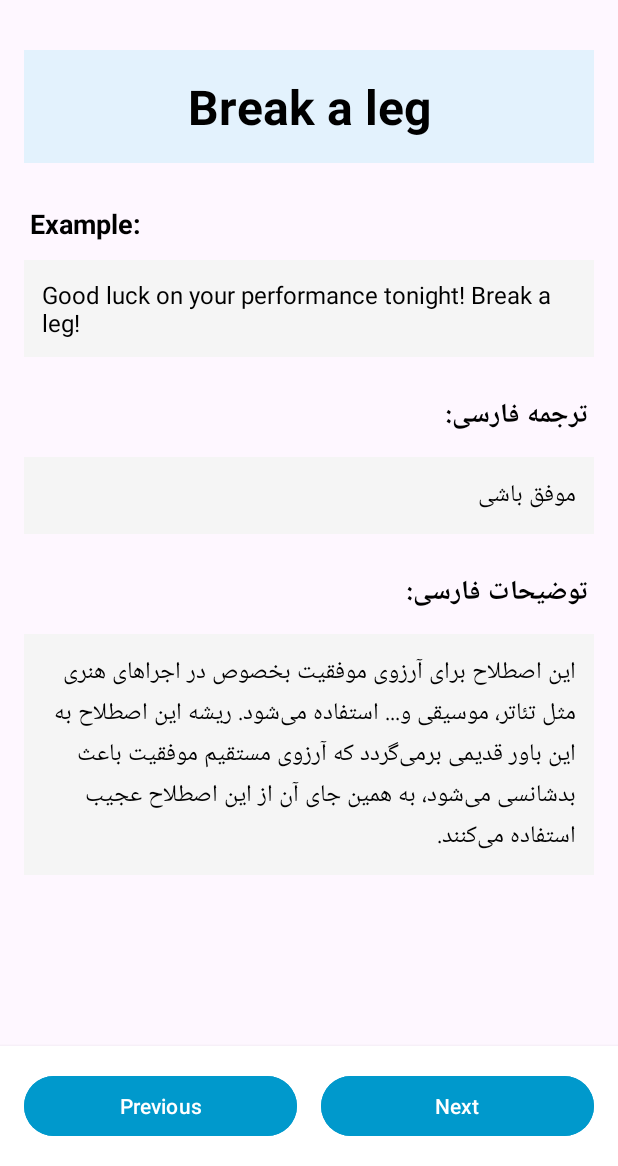
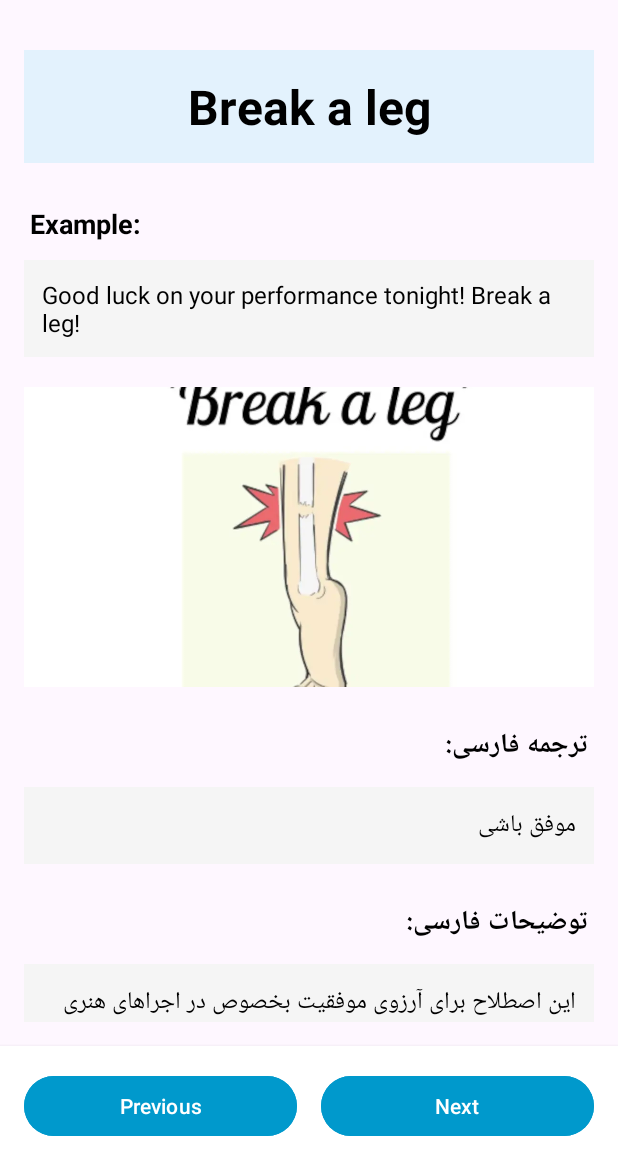
Before and after one commit to mhsenpc/english_idioms_android, an Android app: the screen it shows after launch (MainActivity), on a phone screen of 412 x 824 dp, the part 70-1236 px from its top. Run offline under Robolectric (Android 15) with nearby library versions, the phone set to English and light mode, and no system bars.

Commit message:
load image

```diff
--- a/app/src/main/java/sibpardazan/gharb/englishidioms/Idiom.java
+++ b/app/src/main/java/sibpardazan/gharb/englishidioms/Idiom.java
@@ -9,13 +9,19 @@ public class Idiom implements Serializable {
     private String persianTranslation;
     private String persianDescription;
     private boolean isBookmarked;
+    private String imageName;
 
     public Idiom(int id, String englishPhrase, String example, String persianTranslation, String persianDescription) {
+        this(id, englishPhrase, example, persianTranslation, persianDescription, null);
+    }
+
+    public Idiom(int id, String englishPhrase, String example, String persianTranslation, String persianDescription, String imageName) {
         this.id = id;
         this.englishPhrase = englishPhrase;
         this.example = example;
         this.persianTranslation = persianTranslation;
         this.persianDescription = persianDescription;
+        this.imageName = imageName;
         this.isBookmarked = false;
     }
 
@@ -67,6 +73,14 @@ public class Idiom implements Serializable {
         isBookmarked = bookmarked;
     }
 
+    public String getImageName() {
+        return imageName;
+    }
+
+    public void setImageName(String imageName) {
+        this.imageName = imageName;
+    }
+
     @Override
     public String toString() {
         return englishPhrase;
--- a/app/src/main/java/sibpardazan/gharb/englishidioms/IdiomData.java
+++ b/app/src/main/java/sibpardazan/gharb/englishidioms/IdiomData.java
@@ -50,91 +50,106 @@ public class IdiomData {
             "Break a leg",
             "Good luck on your performance tonight! Break a leg!",
             "موفق باشی",
-            "این اصطلاح برای آرزوی موفقیت بخصوص در اجراهای هنری مثل تئاتر، موسیقی و... استفاده می‌شود. ریشه این اصطلاح به این باور قدیمی برمی‌گردد که آرزوی مستقیم موفقیت باعث بدشانسی می‌شود، به همین جای آن از این اصطلاح عجیب استفاده می‌کنند."));
+            "این اصطلاح برای آرزوی موفقیت بخصوص در اجراهای هنری مثل تئاتر، موسیقی و... استفاده می‌شود. ریشه این اصطلاح به این باور قدیمی برمی‌گردد که آرزوی مستقیم موفقیت باعث بدشانسی می‌شود، به همین جای آن از این اصطلاح عجیب استفاده می‌کنند.",
+            "break_a_leg"));
 
         idioms.add(new Idiom(2,
             "Hit the nail on the head",
             "You hit the nail on the head with that analysis.",
             "دقیقاً اشاره کردی",
-            "وقتی کسی دقیقاً نکته اصلی را بیان می‌کند یا مشکل را به درستی تشخیص می‌دهد، از این اصطلاح استفاده می‌شود. مثل کسی که چکش را دقیقاً روی سر میخ می‌زند."));
+            "وقتی کسی دقیقاً نکته اصلی را بیان می‌کند یا مشکل را به درستی تشخیص می‌دهد، از این اصطلاح استفاده می‌شود. مثل کسی که چکش را دقیقاً روی سر میخ می‌زند.",
+            "hit_the_nail"));
 
         idioms.add(new Idiom(3,
             "Piece of cake",
             "The exam was a piece of cake.",
             "خیلی راحت بود",
-            "وقتی کاری بسیار آسان و ساده باشد، از این اصطلاح استفاده می‌شود. مانند خوردن یک تکه کیک که نیازی به تلاش ندارد."));
+            "وقتی کاری بسیار آسان و ساده باشد، از این اصطلاح استفاده می‌شود. مانند خوردن یک تکه کیک که نیازی به تلاش ندارد.",
+            "piece_of_cake"));
 
         idioms.add(new Idiom(4,
             "Spill the beans",
             "Come on, spill the beans about what happened.",
             "راز را فاش کن",
-            "وقتی کسی اطلاعات محرمانه یا رازی را که نباید می‌گفت، فاش می‌کند. مانند ریختن لوبیاها از کیسه که دیگر قابل جمع کردن نیستند."));
+            "وقتی کسی اطلاعات محرمانه یا رازی را که نباید می‌گفت، فاش می‌کند. مانند ریختن لوبیاها از کیسه که دیگر قابل جمع کردن نیستند.",
+            "spill_beans"));
 
         idioms.add(new Idiom(5,
             "Burn the midnight oil",
             "I had to burn the midnight oil to finish the project.",
             "شب زنده داری کردم",
-            "وقتی کسی تا دیروقت شب بیدار می‌ماند تا کار یا تحصیل کند. در قدیم با روغن نباتی (نفت) کار می‌کردند و شب زنده داری معادل سوزاندن روغن نیمه‌شب بود."));
+            "وقتی کسی تا دیروقت شب بیدار می‌ماند تا کار یا تحصیل کند. در قدیم با روغن نباتی (نفت) کار می‌کردند و شب زنده داری معادل سوزاندن روغن نیمه‌شب بود.",
+            "midnight_oil"));
 
         idioms.add(new Idiom(6,
             "Under the weather",
             "I'm feeling under the weather today.",
             "حالم خوب نیست",
-            "وقتی کسی احساس بیماری یا ناخوشی می‌کند. این اصطلاح به معنای بیماری خفیف است و معمولاً برای بیماری‌های جدی استفاده نمی‌شود."));
+            "وقتی کسی احساس بیماری یا ناخوشی می‌کند. این اصطلاح به معنای بیماری خفیف است و معمولاً برای بیماری‌های جدی استفاده نمی‌شود.",
+            "under_weather"));
 
         idioms.add(new Idiom(7,
             "Once in a blue moon",
             "I only see my cousins once in a blue moon.",
             "به ندرت",
-            "وقتی اتفاقی خیلی به ندرت رخ می‌دهد. ماه آبی یک پدیده نادر نجومی است که تقریباً هر سه سال یک‌بار اتفاق می‌افتد."));
+            "وقتی اتفاقی خیلی به ندرت رخ می‌دهد. ماه آبی یک پدیده نادر نجومی است که تقریباً هر سه سال یک‌بار اتفاق می‌افتد.",
+            "blue_moon"));
 
         idioms.add(new Idiom(8,
             "Costs an arm and a leg",
             "That new sports car costs an arm and a leg.",
             "خیلی گران است",
-            "وقتی چیزی قیمت بسیار بالایی دارد. این اصطلاح برای تاکید بر گران بودن extreme استفاده می‌شود."));
+            "وقتی چیزی قیمت بسیار بالایی دارد. این اصطلاح برای تاکید بر گران بودن extreme استفاده می‌شود.",
+            "arm_leg"));
 
         idioms.add(new Idiom(9,
             "A blessing in disguise",
             "Losing that job was a blessing in disguise.",
             "مصلحت در بی‌مصلحتی",
-            "وقتی اتفاقی در ابتدا بد به نظر می‌رسد اما در نهایت منجر به نتیجه خوبی می‌شود."));
+            "وقتی اتفاقی در ابتدا بد به نظر می‌رسد اما در نهایت منجر به نتیجه خوبی می‌شود.",
+            "blessing_disguise"));
 
         idioms.add(new Idiom(10,
             "The ball is in your court",
             "I've done all I can. The ball is in your court now.",
             "نوبت توست",
-            "وقتی تصمیم‌گیری یا اقدام بعدی به شخص دیگری مربوط است. این اصطلاح از بازی تنیس گرفته شده است."));
+            "وقتی تصمیم‌گیری یا اقدام بعدی به شخص دیگری مربوط است. این اصطلاح از بازی تنیس گرفته شده است.",
+            "ball_court"));
 
         idioms.add(new Idiom(11,
             "Break the ice",
             "He told a joke to break the ice.",
             "یخ جلسه را آب کردن",
-            "وقتی در یک موقعیت اجتماعی جدید، کاری می‌کنید تا فضا صمیمی‌تر و راحت‌تر شود."));
+            "وقتی در یک موقعیت اجتماعی جدید، کاری می‌کنید تا فضا صمیمی‌تر و راحت‌تر شود.",
+            "break_ice"));
 
         idioms.add(new Idiom(12,
             "Call it a day",
             "We've been working for 10 hours. Let's call it a day.",
             "کار را تمام کنیم",
-            "وقتی تصمیم می‌گیرید برای آن روز کار را متوقف کرده و به خانه بروید."));
+            "وقتی تصمیم می‌گیرید برای آن روز کار را متوقف کرده و به خانه بروید.",
+            "call_day"));
 
         idioms.add(new Idiom(13,
             "Cut corners",
             "Don't cut corners on safety procedures.",
             "کوتاهی کردن",
-            "وقتی برای صرفه‌جویی در وقت یا پول، کیفیت کار را پایین می‌آورید."));
+            "وقتی برای صرفه‌جویی در وقت یا پول، کیفیت کار را پایین می‌آورید.",
+            "cut_corners"));
 
         idioms.add(new Idiom(14,
             "Get out of hand",
             "The party got out of hand.",
             "از کنترل خارج شدن",
-            "وقتی موقعیتی کنترل‌ناپذیر می‌شود و از برنامه خارج پیش می‌رود."));
+            "وقتی موقعیتی کنترل‌ناپذیر می‌شود و از برنامه خارج پیش می‌رود.",
+            "out_hand"));
 
         idioms.add(new Idiom(15,
             "Make a long story short",
             "To make a long story short, we missed the flight.",
             "خلاصه بگویم",
-            "وقتی می‌خواهید داستان طولانی را به صورت خلاصه و سریع تعریف کنید."));
+            "وقتی می‌خواهید داستان طولانی را به صورت خلاصه و سریع تعریف کنید.",
+            "long_story_short"));
 
         // Restore bookmarked state for each idiom
         Set<Integer> bookmarkedIds = getBookmarkedIdiomIds();
--- a/app/src/main/java/sibpardazan/gharb/englishidioms/IdiomPagerAdapter.java
+++ b/app/src/main/java/sibpardazan/gharb/englishidioms/IdiomPagerAdapter.java
@@ -4,6 +4,7 @@ import android.content.Context;
 import android.view.LayoutInflater;
 import android.view.View;
 import android.view.ViewGroup;
+import android.widget.ImageView;
 import android.widget.TextView;
 import androidx.annotation.NonNull;
 import androidx.recyclerview.widget.RecyclerView;
@@ -34,6 +35,40 @@ public class IdiomPagerAdapter extends RecyclerView.Adapter<IdiomPagerAdapter.Id
         holder.tvExample.setText(currentIdiom.getExample());
         holder.tvPersianTranslation.setText(currentIdiom.getPersianTranslation());
         holder.tvPersianDescription.setText(currentIdiom.getPersianDescription());
+
+        // Load image with error handling
+        loadImage(holder.ivIdiomImage, currentIdiom.getImageName());
+    }
+
+    private void loadImage(ImageView imageView, String imageName) {
+        if (imageName == null || imageName.trim().isEmpty()) {
+            // Hide image view if no image name provided
+            imageView.setVisibility(View.GONE);
+            return;
+        }
+
+        imageView.setVisibility(View.VISIBLE);
+
+        try {
+            // Get resource ID for the image name
+            int resourceId = context.getResources().getIdentifier(
+                imageName,
+                "drawable",
+                context.getPackageName()
+            );
+
+            if (resourceId != 0) {
+                // Resource found, load the image
+                imageView.setImageResource(resourceId);
+                imageView.setBackgroundColor(0x00000000); // Transparent background
+            } else {
+                // Resource not found, hide the image view
+                imageView.setVisibility(View.GONE);
+            }
+        } catch (Exception e) {
+            // Any error loading image, hide the image view
+            imageView.setVisibility(View.GONE);
+        }
     }
 
     @Override
@@ -50,6 +85,7 @@ public class IdiomPagerAdapter extends RecyclerView.Adapter<IdiomPagerAdapter.Id
         TextView tvExample;
         TextView tvPersianTranslation;
         TextView tvPersianDescription;
+        ImageView ivIdiomImage;
 
         public IdiomViewHolder(@NonNull View itemView) {
             super(itemView);
@@ -57,6 +93,7 @@ public class IdiomPagerAdapter extends RecyclerView.Adapter<IdiomPagerAdapter.Id
             tvExample = itemView.findViewById(R.id.tvExample);
             tvPersianTranslation = itemView.findViewById(R.id.tvPersianTranslation);
             tvPersianDescription = itemView.findViewById(R.id.tvPersianDescription);
+            ivIdiomImage = itemView.findViewById(R.id.ivIdiomImage);
         }
     }
 }
--- a/app/src/main/res/layout/item_idiom_pager.xml
+++ b/app/src/main/res/layout/item_idiom_pager.xml
@@ -45,6 +45,16 @@
             android:background="#F5F5F5"
             android:layout_marginBottom="20dp"
             tools:text="Good luck on your performance tonight! Break a leg!" />
+
+        <!-- Idiom Image -->
+        <ImageView
+            android:id="@+id/ivIdiomImage"
+            android:layout_width="match_parent"
+            android:layout_height="200dp"
+            android:layout_marginBottom="20dp"
+            android:scaleType="centerCrop"
+            android:contentDescription="Idiom illustration"
+            android:background="#E0E0E0" />
 
         <!-- Persian Translation -->
         <TextView
```
Also changed, not shown: app/src/main/res/drawable/break_a_leg.png (added).
